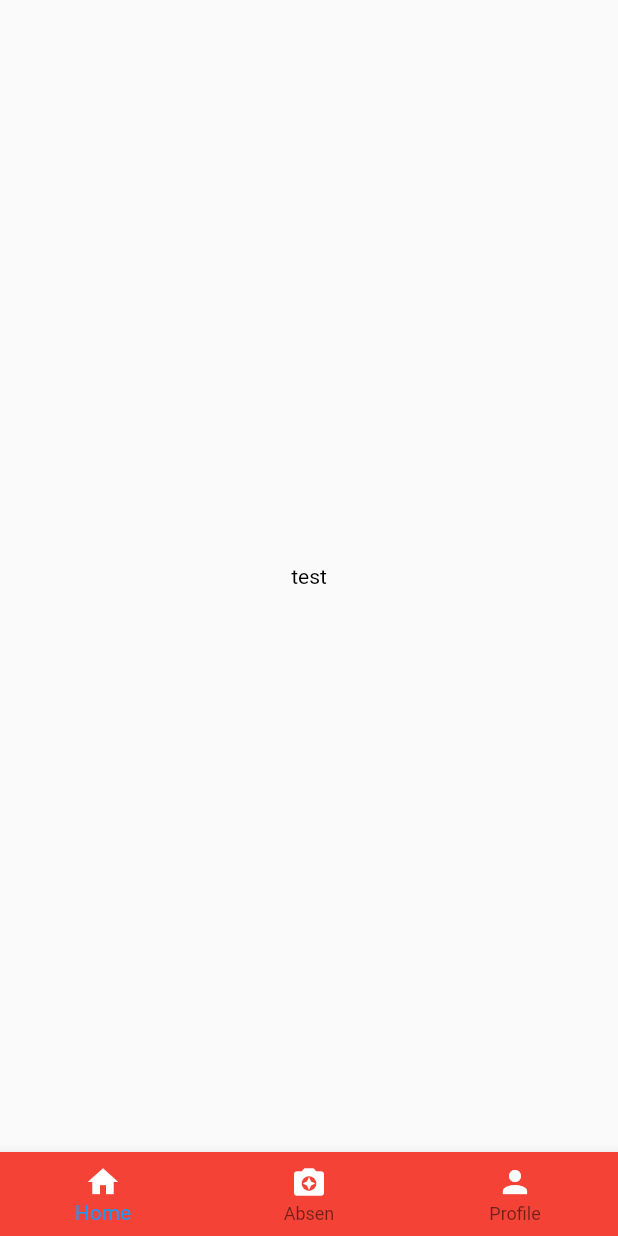
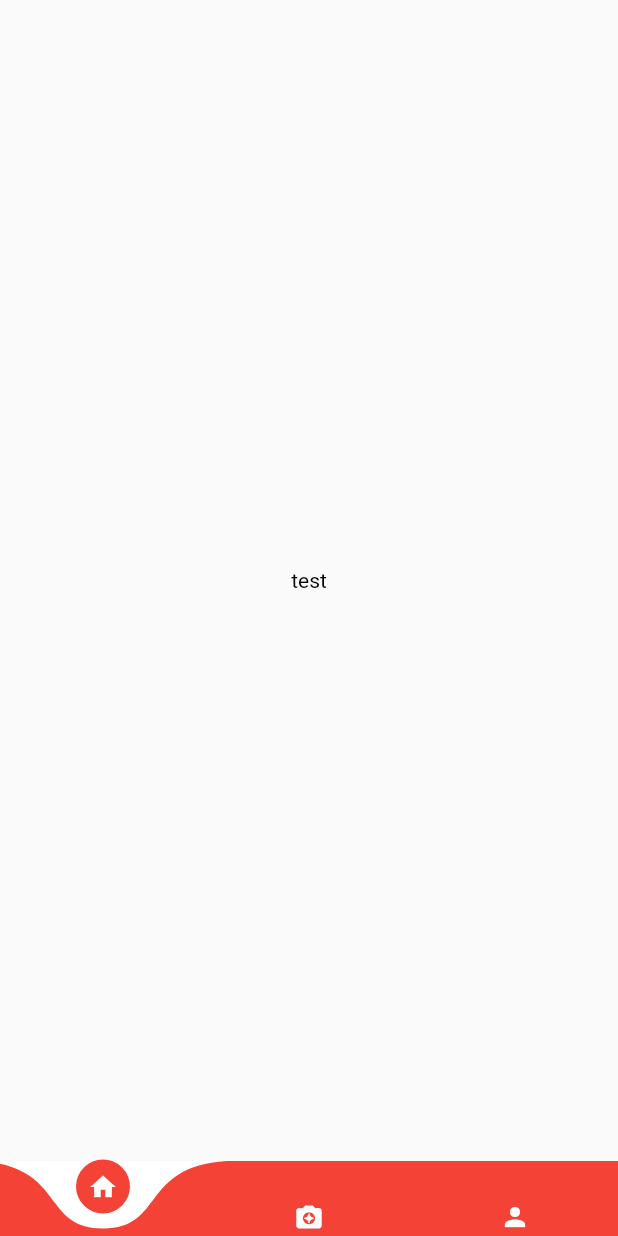
Before and after one commit to HemloWorld/final-smm-mobile, a Flutter app: the screen it shows after launch, on a phone screen of 412 x 824 dp. Run offline on Flutter 3.47's test engine with Material 2 defaults, Android fonts, the phone set to English and light mode, and no system bars; drawn by our look-alikes of curved_navigation_bar.

Commit message:
[CHANGE] Changing BottomNavigationBar to CurvedNavigationBar

```diff
--- a/lib/widget/bottomnavbar_home.dart
+++ b/lib/widget/bottomnavbar_home.dart
@@ -1,4 +1,5 @@
 import 'package:flutter/material.dart';
+import 'package:curved_navigation_bar/curved_navigation_bar.dart';
 
 class HomeBNB extends StatefulWidget {
   @override
@@ -7,39 +8,28 @@ class HomeBNB extends StatefulWidget {
 
 class _HomeBNBState extends State<HomeBNB> {
 
-  int _currentIndex = 0;
+  // int _currentIndex = 0;
 
   @override
   Widget build(BuildContext context) {
-    return BottomNavigationBar(
-        backgroundColor: Colors.red,
-        currentIndex: _currentIndex,
-        items: [
-          BottomNavigationBarItem(
-            icon: Icon(
-              Icons.home,
-              color: Colors.white),
-            title: Text('Home'),
-            backgroundColor: Colors.red
-          ),
-          BottomNavigationBarItem(
-            icon: Icon(
-              Icons.camera_enhance,
-              color: Colors.white,),
-            title: Text('Absen'),
-            backgroundColor: Colors.red
-          ),
-          BottomNavigationBarItem(
-            icon: Icon(
-              Icons.person,
-              color: Colors.white,),
-            title: Text('Profile'),
-            backgroundColor: Colors.red
-          )
-        ],
+    return CurvedNavigationBar(
+      color: Colors.red,
+      backgroundColor: Colors.white,
+      buttonBackgroundColor: Colors.red[40],
+      height: 50,
+      animationCurve: Curves.decelerate,
+      animationDuration: Duration(
+        milliseconds: 500
+      ),
+        // currentIndex: _currentIndex,
+      items: <Widget> [
+        Icon(Icons.home, size: 20, color: Colors.white),
+        Icon(Icons.camera_enhance, size: 20, color: Colors.white),
+        Icon(Icons.person, size: 20, color: Colors.white)
+      ],
         onTap: (index) {
           setState(() {
-            _currentIndex = index;
+            print(index);
           });
         } ,
       );
```
